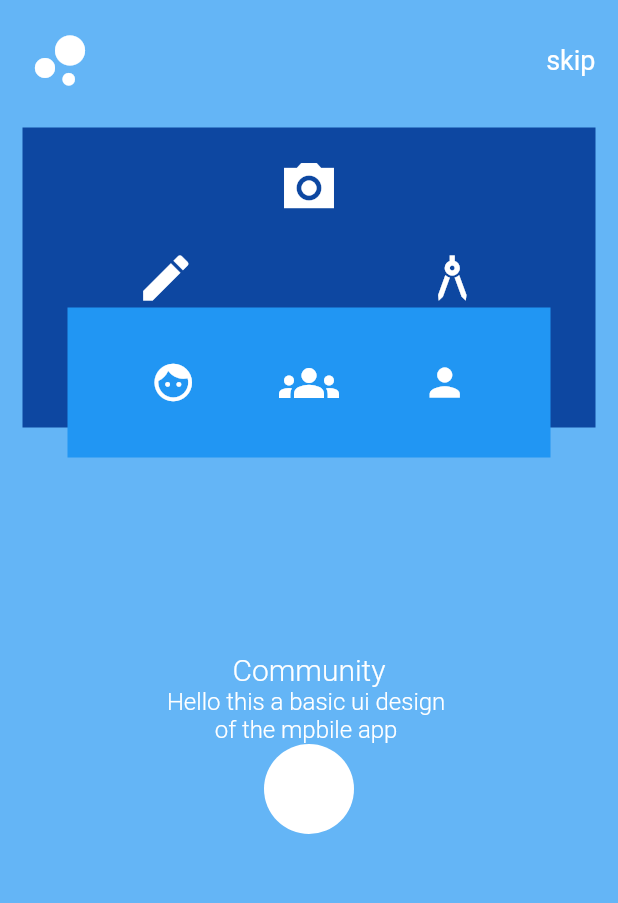
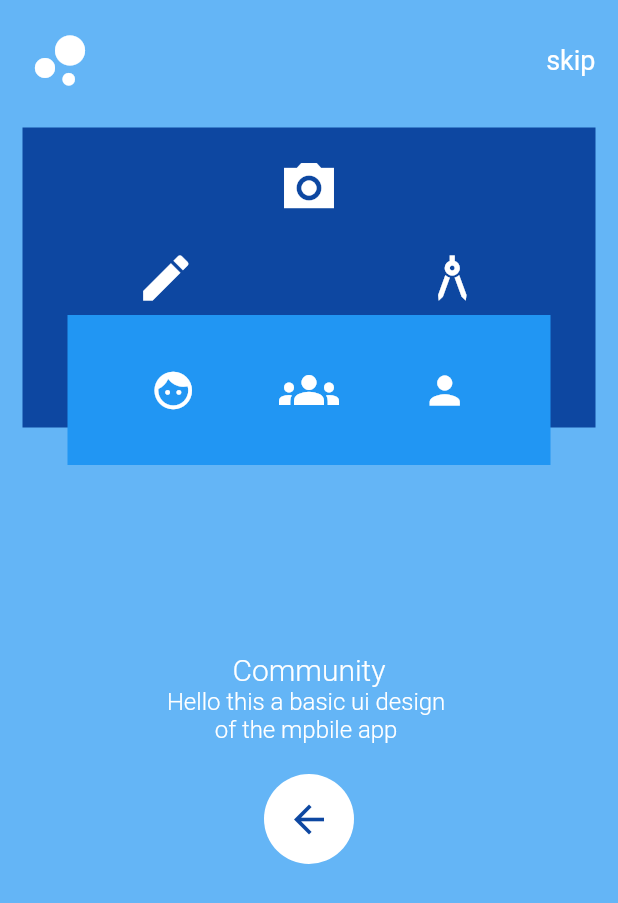
Before and after one commit to BipinL/designs, a Flutter app: the screen it shows after launch, on a phone screen of 412 x 824 dp. Shown: the top 903 px of the screen. Run offline on Flutter 3.47's test engine with Material 2 defaults, Android fonts, the phone set to English and light mode, and no system bars; our stand-ins replace get.

Commit message:
one screen finished

```diff
--- a/lib/home.dart
+++ b/lib/home.dart
@@ -32,7 +32,7 @@ class Home extends StatelessWidget {
                       height: 20,
                     ),
                     Container(
-                      height: 350,
+                      height: 250,
                       width: Get.size.width,
                       child: Stack(
                         children: [
@@ -75,7 +75,7 @@ class Home extends StatelessWidget {
                             ),
                           ),
                           Positioned(
-                            bottom: 130,
+                            bottom: 25,
                             right: 30,
                             left: 30,
                             child: Container(
@@ -107,12 +107,15 @@ class Home extends StatelessWidget {
                         ],
                       ),
                     ),
-                    const Text(
+                    const Padding(
+                      padding: EdgeInsets.fromLTRB(0, 100, 0, 0),
+                      child: Text(
                         "Community",
                         style: TextStyle(
                             fontSize: 20,
                             fontWeight: FontWeight.w300,
                             color: Colors.white),
+                      ),
                     ),
                     const Padding(
                       padding: EdgeInsets.fromLTRB(20, 0, 20, 0),
@@ -131,12 +134,20 @@ class Home extends StatelessWidget {
                           fontWeight: FontWeight.w300,
                           color: Colors.white),
                     ),
-                    Container(
+                    Padding(
+                      padding: const EdgeInsets.all(20),
+                      child: Container(
                         height: 60,
                         width: 60,
+                        child: Icon(
+                          Icons.arrow_back,
+                          color: Colors.blue[900],
+                          size: 30,
+                        ),
                         decoration: BoxDecoration(
                             borderRadius: BorderRadius.circular(60),
                             color: Colors.white),
+                      ),
                     )
                   ],
                 ),
```
Lines whose indentation alone changed are shown as unchanged.
